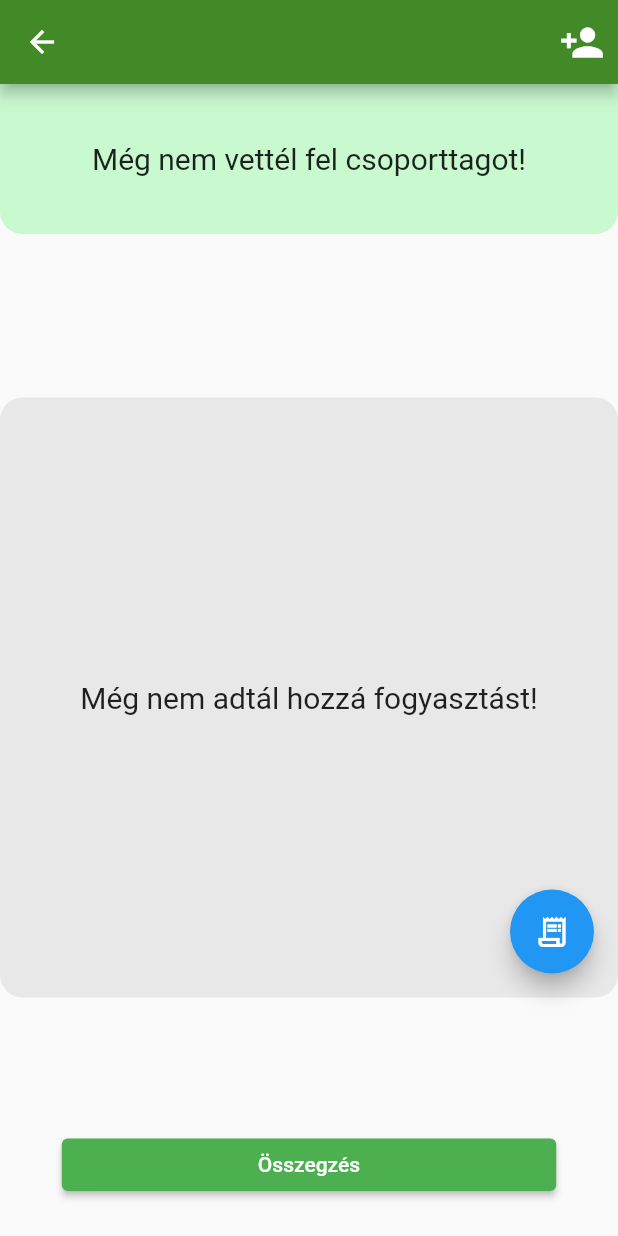
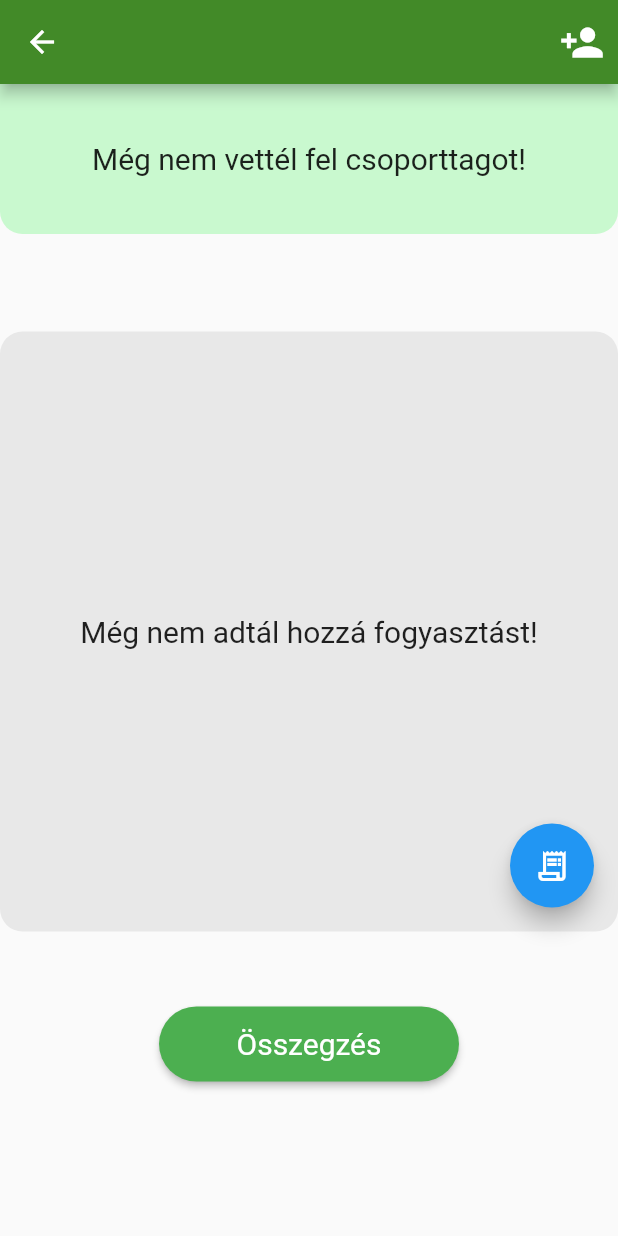
Before and after one commit to czbalint/Tartozasch_flutter, a Flutter app: the GroupDetails screen opened directly with empty values, on a phone screen of 412 x 824 dp. Run offline on Flutter 3.47's test engine with Material 2 defaults, Android fonts, the phone set to English and light mode, and no system bars; our stand-ins replace bloc, carousel_slider, equatable, floor, flutter_bloc, flutter_colorpicker and 5 more; missing offline and left inert: multiavatar, shared_preferences_web; accounts and stored records are empty; generated files the repository leaves out were written again.

Commit message:
kisebb javitasok

```diff
--- a/lib/UI/DetailsView/Summary/summary_list_item.dart
+++ b/lib/UI/DetailsView/Summary/summary_list_item.dart
@@ -98,7 +98,7 @@ class _MemberListItemState extends State<MemberListItem> {
                               Padding(
                                 padding: const EdgeInsets.only(bottom: 5),
                                 child: Text(
-                                  widget.debitSum.toString(),
+                                  widget.debitSum.toStringAsFixed(2),
                                   style: const TextStyle(
                                       fontWeight: FontWeight.bold,
                                       fontSize: 17
--- a/lib/UI/DetailsView/Summary/summary_page.dart
+++ b/lib/UI/DetailsView/Summary/summary_page.dart
@@ -89,7 +89,7 @@ class _SummaryPageState extends State<SummaryPage> {
                 itemCount: widget.group.members.length,
                 itemBuilder: (context, index) {
                   var cm = widget.group.members[index];
-                  if (memberDebits.containsKey(cm.id)) {
+                  if (memberDebits.containsKey(cm.id) && cm.id != selectedMember.id) {
                     return Padding(
                       padding: const EdgeInsets.symmetric(vertical: 10),
                       child: MemberListItem(
--- a/lib/UI/DetailsView/group_details.dart
+++ b/lib/UI/DetailsView/group_details.dart
@@ -57,18 +57,20 @@ class _GroupDetailsState extends State<GroupDetails> {
       body: Column(
         children: [
           MembersListWidget(archive: widget.group.archive,),
-          Expanded(
+          //ide esetleg kell majd egy Expendid widget
+          SizedBox(
+            height: 500,
             child: ReceiptListWidget(members: widget.group.members, archive: widget.group.archive,)
           ),
-          Row(
-            mainAxisAlignment: MainAxisAlignment.center,
-            children: [
-              Padding(
-                padding: const EdgeInsets.only(bottom: 30),
-                child: SizedBox(
-                  height: 35,
-                  width: MediaQuery.of(context).size.width * 0.8,
-                  child: ElevatedButton(
+          ElevatedButton(
+            style: ElevatedButton.styleFrom(
+              minimumSize: const Size(200, 50),
+              maximumSize: const Size(300, 60),
+              shape: RoundedRectangleBorder(borderRadius: BorderRadius.circular(25)),
+              textStyle: const TextStyle(
+                fontSize: 20
+              )
+            ),
             onPressed: () {
               // showDialog(context: context, builder: (BuildContext contex) {
               //   return SummarizeWidget(group: widget.group);
@@ -80,10 +82,6 @@ class _GroupDetailsState extends State<GroupDetails> {
               );
             },
             child: const Text("Összegzés"),
-                  ),
-                ),
-              )
-            ],
           )
         ],
       ),
```
Also changed, not shown: lib/Cubit/receipt_cubit.dart (+10 -5 lines), 1 other file. Lines whose indentation alone changed are shown as unchanged.
